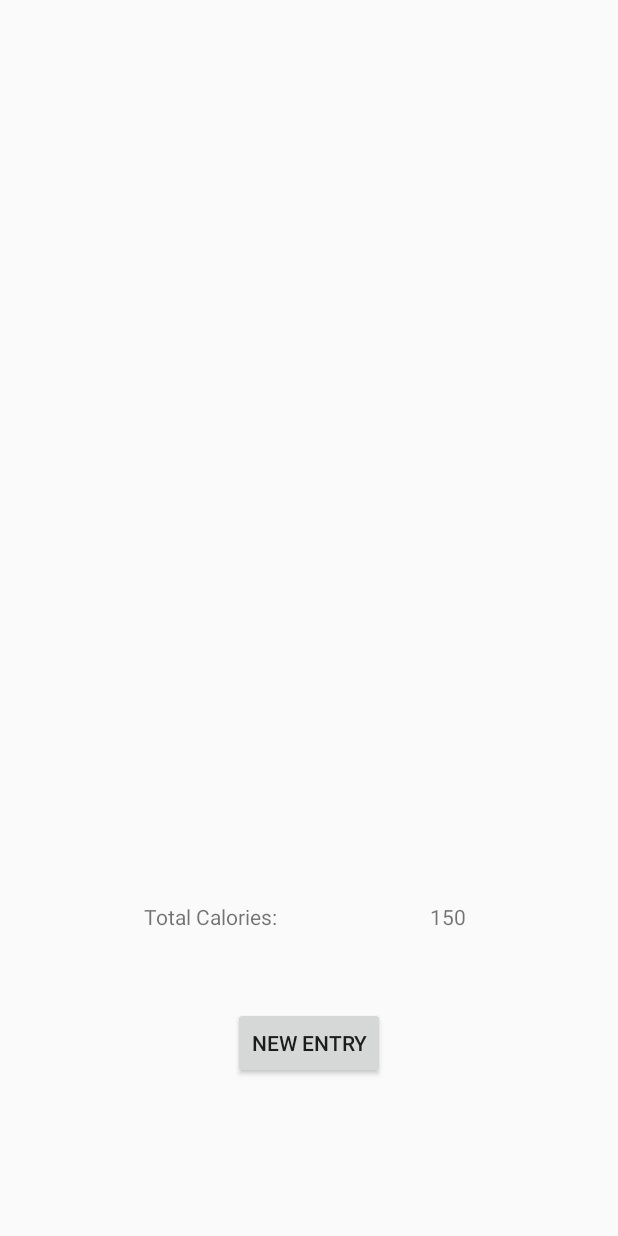
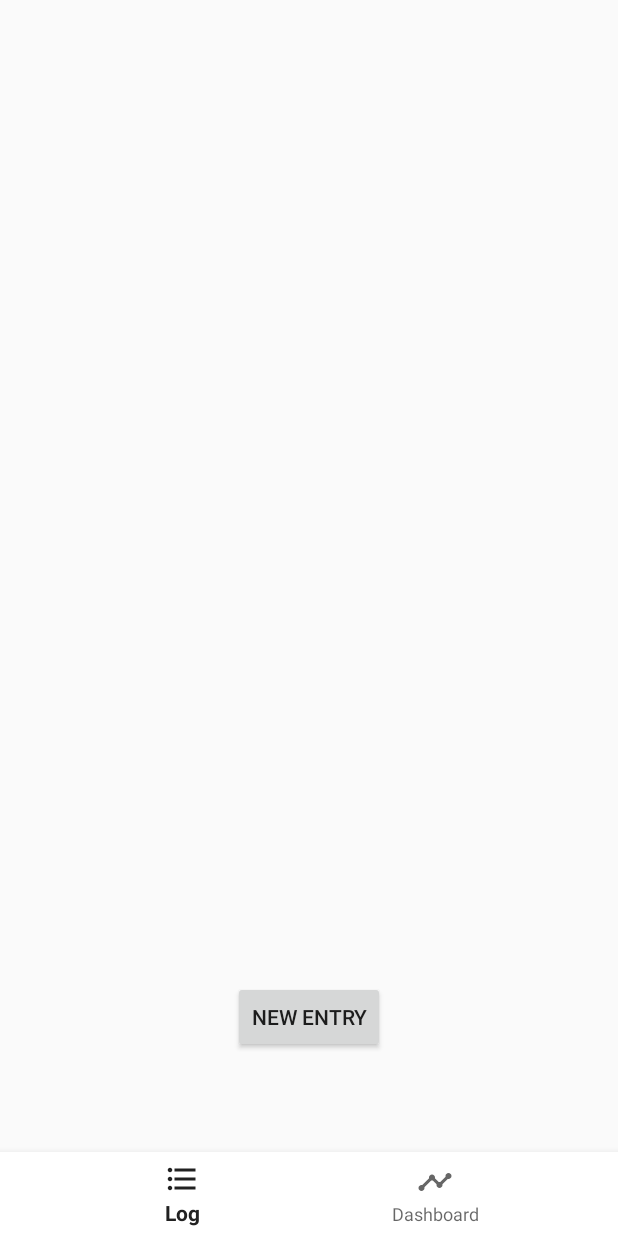
Before and after one commit to emilycrowl/codepath_bitfit, an Android app: the layout activity_main.xml on its own in the app's theme, with its tools: preview values and no code run, on a phone screen of 412 x 824 dp. Run offline under Robolectric (Android 15) with nearby library versions, the phone set to English and light mode, and no system bars.

Commit message:
bitfit p2

```diff
--- a/app/build.gradle.kts
+++ b/app/build.gradle.kts
@@ -1,7 +1,6 @@
 plugins {
     alias(libs.plugins.android.application)
     alias(libs.plugins.jetbrains.kotlin.android)
-//    alias(libs.plugins.kapt) // Apply the kapt plugin
     id("kotlin-kapt")
 }
 
@@ -68,6 +67,8 @@ dependencies {
     implementation(libs.androidx.room.common)
     implementation(libs.androidx.room.ktx)
     implementation(libs.room.runtime)
+    implementation(libs.material)
+    // implementation(libs.androidx.ui.desktop)
     kapt(libs.room.compiler)  // For Kotlin projects
     implementation(libs.room.ktx)  // For Kotlin Coroutines support
     testImplementation(libs.junit)
--- a/app/src/main/java/com/example/bitfit/BitFitAdapter.kt
+++ b/app/src/main/java/com/example/bitfit/BitFitAdapter.kt
@@ -28,9 +28,9 @@ class BitFitAdapter(private val context: Context, private val calories: List<Dis
         private val tvFood = itemView.findViewById<TextView>(R.id.tvFood)
         private val tvCalories = itemView.findViewById<TextView>(R.id.tvCalories)
 
-        fun bind(food: DisplayCalories) {
-            tvFood.text = food.name
-            tvCalories.text = food.calories.toString()
+        fun bind(calories: DisplayCalories) {
+            tvFood.text = calories.name
+            tvCalories.text = calories.calories.toString()
         }
     }
 }
--- a/app/src/main/java/com/example/bitfit/activities/EntryActivity.kt
+++ b/app/src/main/java/com/example/bitfit/activities/EntryActivity.kt
@@ -21,13 +21,10 @@ class EntryActivity : AppCompatActivity() {
         super.onCreate(savedInstanceState)
         setContentView(R.layout.activity_entry)
 
-        // Get the views
         etFood = findViewById(R.id.etFoodEntry)
         etCalories = findViewById(R.id.etCaloriesEntry)
         btnSubmit = findViewById(R.id.btnSubmit)
 
-        // When "Submit" button is clicked, launch the list activity
-        // and pass the new Food as an Extra
         btnSubmit.setOnClickListener {
             Log.d(TAG, "submit clicked")
             val intent = Intent(this, MainActivity::class.java)
--- /dev/null
+++ b/app/src/main/res/drawable/ic_baseline_format_list_bulleted_24.xml
@@ -0,0 +1,5 @@
+<vector android:height="24dp" android:tint="#000222"
+    android:viewportHeight="24" android:viewportWidth="24"
+    android:width="24dp" xmlns:android="http://schemas.android.com/apk/res/android">
+    <path android:fillColor="@android:color/white" android:pathData="M4,10.5c-0.83,0 -1.5,0.67 -1.5,1.5s0.67,1.5 1.5,1.5 1.5,-0.67 1.5,-1.5 -0.67,-1.5 -1.5,-1.5zM4,4.5c-0.83,0 -1.5,0.67 -1.5,1.5S3.17,7.5 4,7.5 5.5,6.83 5.5,6 4.83,4.5 4,4.5zM4,16.5c-0.83,0 -1.5,0.68 -1.5,1.5s0.68,1.5 1.5,1.5 1.5,-0.68 1.5,-1.5 -0.67,-1.5 -1.5,-1.5zM7,19h14v-2L7,17v2zM7,13h14v-2L7,11v2zM7,5v2h14L21,5L7,5z"/>
+</vector>
--- /dev/null
+++ b/app/src/main/res/drawable/ic_baseline_timeline_24.xml
@@ -0,0 +1,5 @@
+<vector android:height="24dp" android:tint="#000222"
+    android:viewportHeight="24" android:viewportWidth="24"
+    android:width="24dp" xmlns:android="http://schemas.android.com/apk/res/android">
+    <path android:fillColor="@android:color/white" android:pathData="M23,8c0,1.1 -0.9,2 -2,2c-0.18,0 -0.35,-0.02 -0.51,-0.07l-3.56,3.55C16.98,13.64 17,13.82 17,14c0,1.1 -0.9,2 -2,2s-2,-0.9 -2,-2c0,-0.18 0.02,-0.36 0.07,-0.52l-2.55,-2.55C10.36,10.98 10.18,11 10,11s-0.36,-0.02 -0.52,-0.07l-4.55,4.56C4.98,15.65 5,15.82 5,16c0,1.1 -0.9,2 -2,2s-2,-0.9 -2,-2s0.9,-2 2,-2c0.18,0 0.35,0.02 0.51,0.07l4.56,-4.55C8.02,9.36 8,9.18 8,9c0,-1.1 0.9,-2 2,-2s2,0.9 2,2c0,0.18 -0.02,0.36 -0.07,0.52l2.55,2.55C14.64,12.02 14.82,12 15,12s0.36,0.02 0.52,0.07l3.55,-3.56C19.02,8.35 19,8.18 19,8c0,-1.1 0.9,-2 2,-2S23,6.9 23,8z"/>
+</vector>
--- a/app/src/main/res/layout/activity_main.xml
+++ b/app/src/main/res/layout/activity_main.xml
@@ -6,8 +6,8 @@
     android:layout_height="match_parent"
     tools:context=".activities.MainActivity">
 
-    <androidx.recyclerview.widget.RecyclerView
-        android:id="@+id/rvCalorieList"
+    <FrameLayout
+        android:id="@+id/article_frame_layout"
         android:layout_width="402dp"
         android:layout_height="550dp"
         app:layout_constraintBottom_toBottomOf="parent"
@@ -15,39 +15,27 @@
         app:layout_constraintHorizontal_bias="0.0"
         app:layout_constraintStart_toStartOf="parent"
         app:layout_constraintTop_toTopOf="parent"
-        app:layout_constraintVertical_bias="0.0">
-
-    </androidx.recyclerview.widget.RecyclerView>
+        app:layout_constraintVertical_bias="0.0" />
 
     <Button
         android:id="@+id/btnAdd"
         android:layout_width="wrap_content"
         android:layout_height="wrap_content"
-        android:layout_marginTop="16dp"
+        android:layout_marginTop="32dp"
+        android:layout_marginBottom="50dp"
         android:text="@string/new_entry"
-        app:layout_constraintBottom_toBottomOf="parent"
+        app:layout_constraintBottom_toBottomOf="@+id/bottom_navigation"
         app:layout_constraintEnd_toEndOf="parent"
         app:layout_constraintStart_toStartOf="parent"
-        app:layout_constraintTop_toBottomOf="@id/rvCalorieList" />
+        app:layout_constraintTop_toBottomOf="@id/article_frame_layout" />
 
-    <TextView
-        android:id="@+id/tvTotalCalories"
-        android:layout_width="wrap_content"
+    <com.google.android.material.bottomnavigation.BottomNavigationView
+        android:id="@+id/bottom_navigation"
+        android:layout_width="match_parent"
         android:layout_height="wrap_content"
-        android:layout_marginStart="96dp"
-        android:text="Total Calories:"
-        app:layout_constraintBottom_toTopOf="@+id/btnAdd"
-        app:layout_constraintStart_toStartOf="parent"
-        app:layout_constraintTop_toBottomOf="@+id/rvCalorieList" />
-
-    <TextView
-        android:id="@+id/tvTotalCal"
-        android:layout_width="wrap_content"
-        android:layout_height="wrap_content"
-        app:layout_constraintBottom_toTopOf="@+id/btnAdd"
-        app:layout_constraintEnd_toEndOf="parent"
-        app:layout_constraintStart_toEndOf="@+id/tvTotalCalories"
-        app:layout_constraintTop_toBottomOf="@+id/rvCalorieList"
-        tools:text="150" />
+        android:layout_alignParentBottom="true"
+        android:background="@color/white"
+        app:layout_constraintBottom_toBottomOf="parent"
+        app:menu="@menu/bottom_navigation_view" />
 
 </androidx.constraintlayout.widget.ConstraintLayout>
--- /dev/null
+++ b/app/src/main/res/menu/bottom_navigation_view.xml
@@ -0,0 +1,16 @@
+<?xml version="1.0" encoding="utf-8"?>
+<menu xmlns:android="http://schemas.android.com/apk/res/android"
+    xmlns:app="http://schemas.android.com/apk/res-auto">
+    <item
+        android:id="@+id/tabLog"
+        android:enabled="true"
+        android:icon="@drawable/ic_baseline_format_list_bulleted_24"
+        android:title="@string/log"
+        app:showAsAction="ifRoom" />
+    <item
+        android:id="@+id/tabDashboard"
+        android:enabled="true"
+        android:icon="@drawable/ic_baseline_timeline_24"
+        android:title="@string/dashboard"
+        app:showAsAction="ifRoom" />
+</menu>
--- a/app/src/main/res/values/strings.xml
+++ b/app/src/main/res/values/strings.xml
@@ -7,4 +7,11 @@
     <string name="enter_calories">Enter Calories</string>
     <string name="record_calories">Record Calories</string>
     <string name="new_entry">New Entry</string>
+    <string name="clear_data">Clear Data</string>
+    <string name="average_calories">Average Calories:</string>
+    <string name="minimum_calories">Minimum Calories:</string>
+    <string name="maximum_calories">Maximum Calories:</string>
+    <string name="log">Log</string>
+    <string name="dashboard">Dashboard</string>
+    <string name="total_calories">Total Calories:</string>
 </resources>
--- a/gradle/libs.versions.toml
+++ b/gradle/libs.versions.toml
@@ -16,6 +16,8 @@ roomCommon = "2.6.1"
 room = "2.5.1"
 fragmentKtx = "1.5.0"
 roomKtx = "2.6.1"
+material = "1.12.0"
+uiDesktop = "1.6.8"
 
 [libraries]
 androidx-core-ktx = { group = "androidx.core", name = "core-ktx", version.ref = "coreKtx" }
@@ -41,6 +43,8 @@ room-compiler = { group = "androidx.room", name = "room-compiler", version.ref =
 room-ktx = { group = "androidx.room", name = "room-ktx", version.ref = "room" }
 fragment-ktx = { group = "androidx.fragment", name = "fragment-ktx", version.ref = "fragmentKtx" }
 androidx-room-ktx = { group = "androidx.room", name = "room-ktx", version.ref = "roomKtx" }
+material = { group = "com.google.android.material", name = "material", version.ref = "material" }
+androidx-ui-desktop = { group = "androidx.compose.ui", name = "ui-desktop", version.ref = "uiDesktop" }
 
 [plugins]
 android-application = { id = "com.android.application", version.ref = "agp" }
```
Also changed, not shown: app/src/main/java/com/example/bitfit/activities/MainActivity.kt (+26 -34 lines), app/src/main/java/com/example/bitfit/fragments/DashboardFragment.kt (added, +107 -0 lines), app/src/main/java/com/example/bitfit/fragments/LogFragment.kt (added, +75 -0 lines), app/src/main/res/layout/fragment_dashboard.xml (added, +109 -0 lines), app/src/main/res/layout/fragment_log.xml (added, +14 -0 lines).
